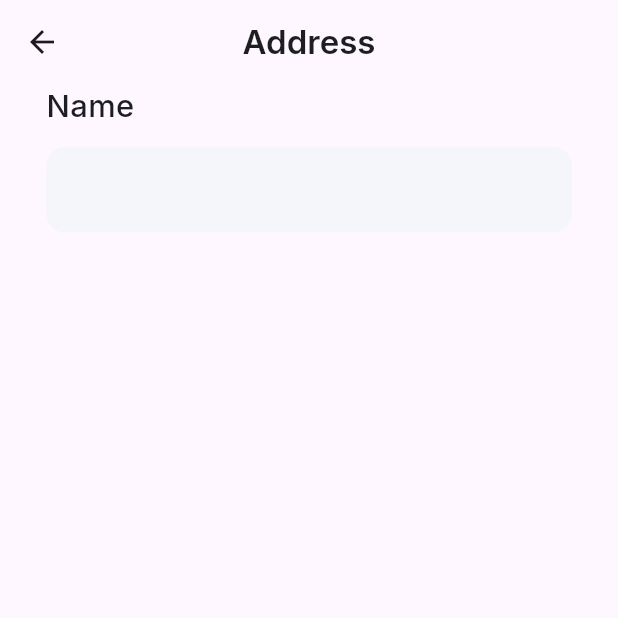
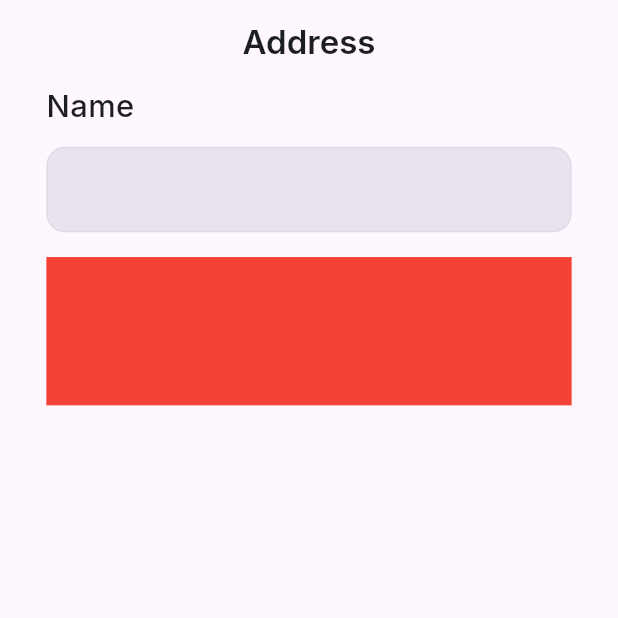
Before and after one commit to salman96007/littlelounge, a Flutter app: the Saveaddresspage screen opened directly, on a phone screen of 412 x 824 dp, the top half of it. Run offline on Flutter 3.47's test engine with Material 3 defaults, Android fonts, the phone set to English and light mode, and no system bars; our stand-ins replace flutter_svg, google_fonts.

Commit message:
eleventh color added

```diff
--- a/lib/features/payement/screen/saveaddresspage.dart
+++ b/lib/features/payement/screen/saveaddresspage.dart
@@ -29,7 +29,7 @@ class _SaveaddresspageState extends State<Saveaddresspage> {
         child: Center(
           child: Column(
             children: [
-              Container(
+              SizedBox(
                 width:width*0.85,
                 height:height*0.12,
                 //color:Colors.red,
@@ -42,7 +42,6 @@ class _SaveaddresspageState extends State<Saveaddresspage> {
                       fontWeight: FontWeight.w500,
                       fontSize:width*0.05
                     ),),
-
                     TextFormField(
                       keyboardType:TextInputType.name,
                       textInputAction:TextInputAction.next,
@@ -52,19 +51,19 @@ class _SaveaddresspageState extends State<Saveaddresspage> {
                          ),
                       decoration: InputDecoration(
                         constraints:BoxConstraints(
-                            maxHeight:width*0.16
+                            maxHeight:width*0.2
                         ),
-                        fillColor:ColorConst.eleventh.withOpacity(1),
+                        fillColor:ColorConst.twelthColor.withOpacity(0.2),
                         filled: true,
                         enabledBorder:OutlineInputBorder(
                             borderSide: BorderSide(
-                              color:ColorConst.eleventh.withOpacity(0.3),
+                              color:ColorConst.twelthColor.withOpacity(0.1),
                             ),
                             borderRadius:BorderRadius.circular(width*0.03)
                         ),
                         focusedBorder: OutlineInputBorder(
                             borderSide: BorderSide(
-                              color:ColorConst.eleventh.withOpacity(0.3),
+                              color:ColorConst.twelthColor.withOpacity(0.1),
                             ),
                             borderRadius:BorderRadius.circular(width*0.03)
                         ),
@@ -72,7 +71,16 @@ class _SaveaddresspageState extends State<Saveaddresspage> {
                     ),
                   ],
                 ),
+              ),
+              SizedBox(
+                height:height*0.02,
+              ),
+              Container(
+                width:width*0.85,
+                height:height*0.12,
+                color: Colors.red,
               )
+
             ],
           ),
         ),
--- a/lib/main.dart
+++ b/lib/main.dart
@@ -33,7 +33,7 @@ class _MyAppState extends State<MyApp> {
         theme: ThemeData(
             textTheme: GoogleFonts.interTextTheme()
         ),
-        home:HomePage(),
+        home:Saveaddresspage(),
         debugShowCheckedModeBanner: false,
       ),
     );
```
